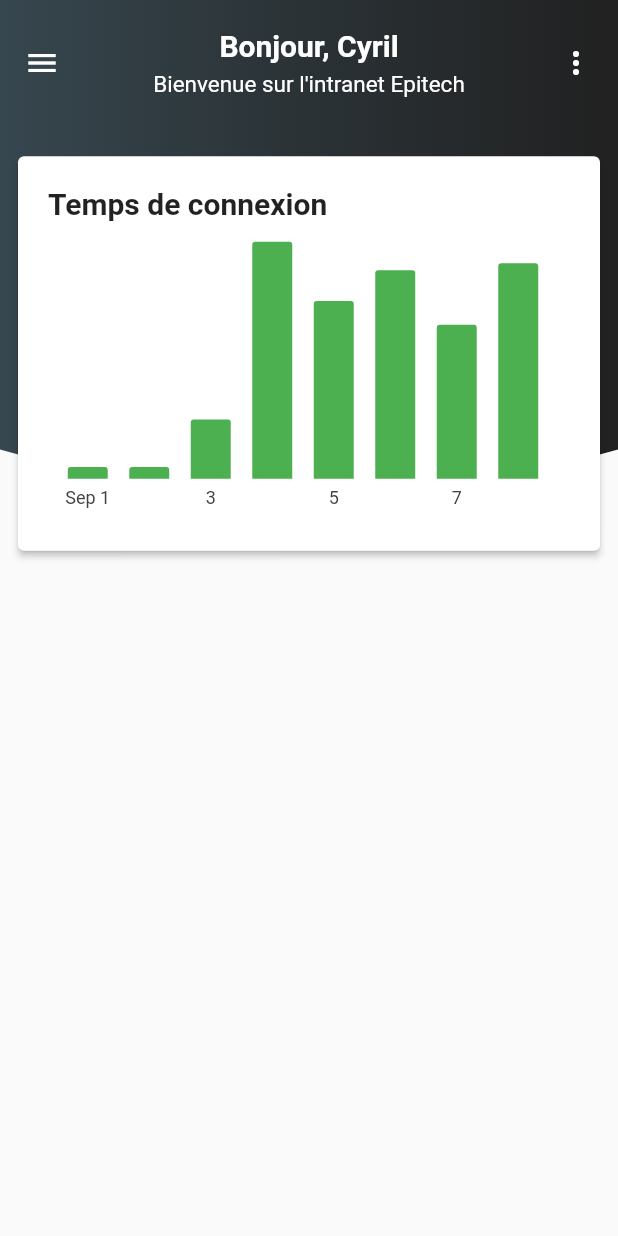
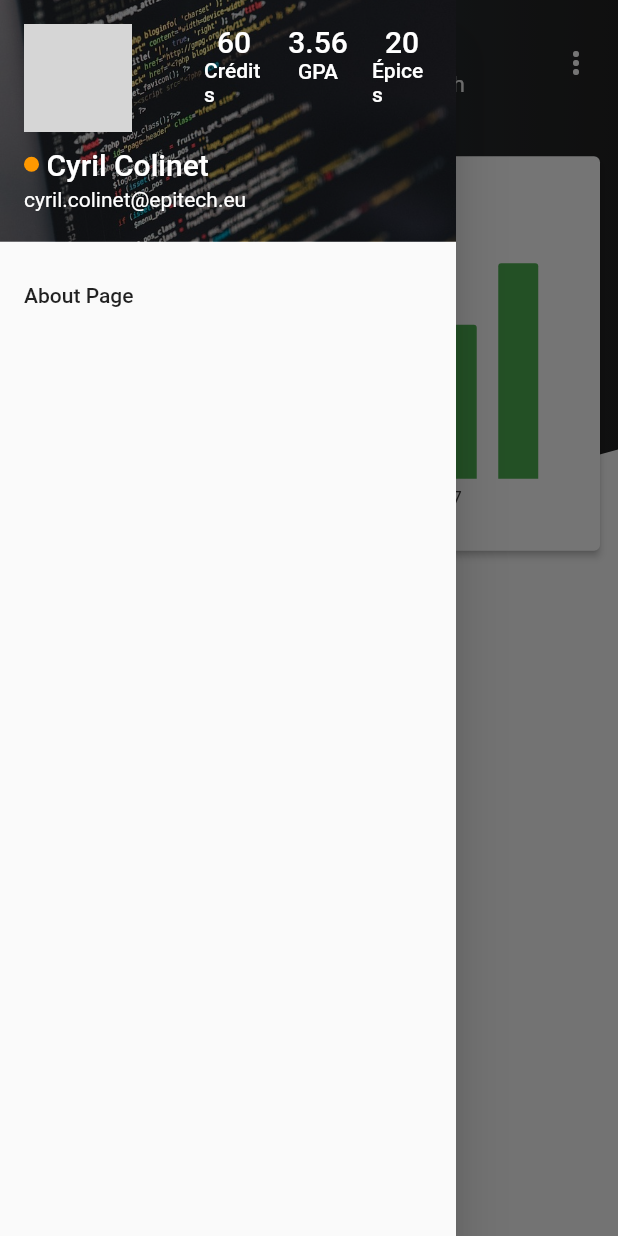
Before and after one commit to EpitechUtils/EpiMobile, a Flutter app: the screen it shows after launch, with the side drawer open (before the commit the screen has no drawer), on a phone screen of 412 x 824 dp. Run offline on Flutter 3.47's test engine with Material 2 defaults, Android fonts, the phone set to English and light mode, and no system bars; our stand-ins replace charts_flutter, flutter_masked_text, font_awesome_flutter, rxdart, shared_preferences; missing offline and left inert: flutter_webview_plugin; generated files the repository leaves out were written again; network calls fail; grey boxes are pictures that could not be loaded.

Commit message:
Add default values

```diff
--- a/lib/views/HomePage.dart
+++ b/lib/views/HomePage.dart
@@ -7,6 +7,7 @@ import 'package:mobile_intranet/components/ui/widgets/login_background.dart';
 import 'package:mobile_intranet/components/ui/widgets/profile_tile.dart';
 import 'package:mobile_intranet/components/utils/uidata.dart';
 import 'package:mobile_intranet/views/DashboardPage.dart';
+import 'package:mobile_intranet/views/LoginPage.dart';
 
 class HomePage extends StatefulWidget {
     HomePage({Key key, this.title}) : super(key: key);
@@ -133,16 +134,96 @@ class _HomePageState extends State<HomePage> {
         this._deviceSizes = MediaQuery.of(context).size;
 
         return Scaffold(
+            drawer: new Drawer(
+                child: ListView(
+                    children: <Widget>[
+                        // user drawer
+                        new UserAccountsDrawerHeader(
+                            accountName: Row(
+                                children: <Widget>[
+
+                                    // Fire
+                                    Container(
+                                        width: 10.0,
+                                        height: 10.0,
+                                        margin: EdgeInsets.only(right: 5),
+                                        decoration: new BoxDecoration(
+                                            shape: BoxShape.circle,
+                                            color: Colors.orange
+                                        ),
+                                    ),
+
+                                    // Account name
+                                    Text('Cyril Colinet',
+                                        style: TextStyle(fontSize: 20)
+                                    )
+                                ],
+                            ),
+                            accountEmail: new Text('cyril.colinet@epitech.eu'),
+                            currentAccountPicture: new CircleAvatar(
+                                backgroundColor: Colors.transparent,
+                                backgroundImage: new NetworkImage('https://avatars2.githubusercontent.com/u/8271271?s=400&u=aa8e1179b37cb3d76dc9d35b939862a3b40aa9e4&v=4')
+                            ),
+                            otherAccountsPictures: <Widget>[
+
+                                /// Credits
+                                Column(
+                                    mainAxisAlignment: MainAxisAlignment.center,
+                                    children: <Widget>[
+                                        Text("60", style: TextStyle(fontSize: 20, color: Colors.white)),
+                                        Text("Crédits", style: TextStyle(color: Colors.white)),
+                                    ],
+                                ),
+
+                                /// GPA
+                                Column(
+                                    mainAxisAlignment: MainAxisAlignment.center,
+                                    children: <Widget>[
+                                        Text("3.56", style: TextStyle(fontSize: 20, color: Colors.white)),
+                                        Text("GPA", style: TextStyle(color: Colors.white)),
+                                    ],
+                                ),
+
+                                // Spices
+                                Column(
+                                    mainAxisAlignment: MainAxisAlignment.center,
+                                    children: <Widget>[
+                                        Text("20", style: TextStyle(fontSize: 20, color: Colors.white)),
+                                        Text("Épices", style: TextStyle(color: Colors.white)),
+                                    ],
+                                )
+
+                            ],
+                            decoration: BoxDecoration(
+                                color: Colors.black,
+                                image: DecorationImage(
+                                    colorFilter:
+                                        new ColorFilter.mode(Colors.black.withOpacity(0.5), BlendMode.dstATop),
+                                    image: AssetImage("assets/images/drawer-header.jpg"),
+                                    fit: BoxFit.cover
+                                )
+                            ),
+                        ),
+                        new ListTile(
+                            title: new Text('About Page'),
+                            onTap: () {
+                                Navigator.of(context).pop();
+                                Navigator.push(
+                                    context,
+                                    new MaterialPageRoute(
+                                        builder: (BuildContext context) => new LoginPage()));
+                            },
+                        ),
+                    ],
+                ),
+            ),
             body: Stack(
                 fit: StackFit.expand,
                 children: <Widget>[
-
                     // Background
                     LoginBackground(showIcon: false),
-
                     // Other cards
                     this.displayCards()
-
                 ],
             )
         );
```
Also changed, not shown: assets/images/drawer-background.png (added), assets/images/drawer-header.jpg (added).
